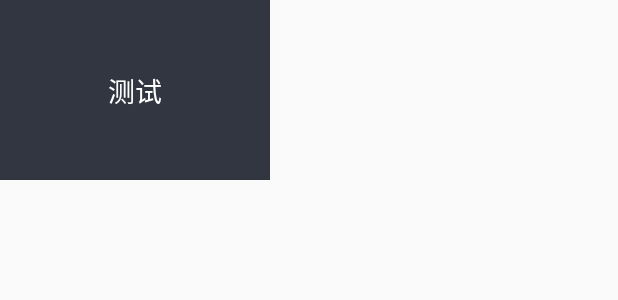
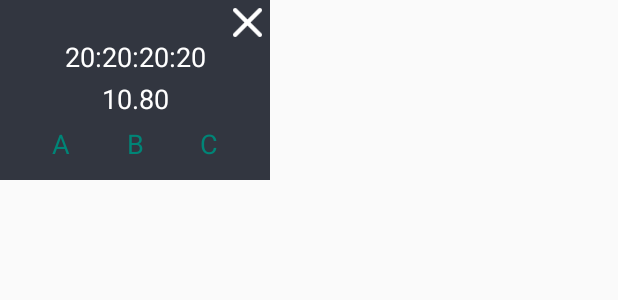
Before and after one commit to GFZkkk/GFZCodeLab, an Android app: the layout layout_count_down.xml on its own in the app's theme, with its tools: preview values and no code run, on a phone screen of 412 x 824 dp. Shown: the top 300 px of the screen. Run offline under Robolectric (Android 15) with nearby library versions, the light colour scheme and no system bars.

Commit message:
修改 完善悬浮窗

```diff
--- a/app/src/main/res/layout/layout_count_down.xml
+++ b/app/src/main/res/layout/layout_count_down.xml
@@ -1,28 +1,89 @@
 <?xml version="1.0" encoding="utf-8"?>
 <androidx.constraintlayout.widget.ConstraintLayout xmlns:android="http://schemas.android.com/apk/res/android"
+    android:id="@+id/cl_body"
     android:layout_width="180dp"
     android:layout_height="120dp"
-    xmlns:app="http://schemas.android.com/apk/res-auto">
-    <View
-        android:id="@+id/v_bg"
-        android:layout_width="match_parent"
-        android:layout_height="match_parent"
-        android:background="@color/col_323640"/>
+    android:background="@color/col_323640"
+    xmlns:app="http://schemas.android.com/apk/res-auto"
+    xmlns:tools="http://schemas.android.com/tools">
     <ImageView
         android:id="@+id/iv_close"
         android:layout_width="30dp"
         android:layout_height="30dp"
+        android:padding="5dp"
+        android:src="@drawable/close_white"
+        android:adjustViewBounds="true"
         app:layout_constraintTop_toTopOf="parent"
         app:layout_constraintRight_toRightOf="parent"/>
     <TextView
         android:id="@+id/tv_time"
         android:layout_width="wrap_content"
         android:layout_height="wrap_content"
-        android:text="测试"
+        tools:text="20:20:20:20"
         android:textColor="@color/white"
         android:textSize="18sp"
+        android:layout_marginTop="25dp"
         app:layout_constraintTop_toTopOf="parent"
-        app:layout_constraintBottom_toBottomOf="parent"
         app:layout_constraintLeft_toLeftOf="parent"
         app:layout_constraintRight_toRightOf="parent"/>
+    <TextView
+        android:id="@+id/tv_sum"
+        android:layout_width="wrap_content"
+        android:layout_height="wrap_content"
+        tools:text="10.80"
+        android:textColor="@color/white"
+        android:textSize="18sp"
+        android:layout_marginTop="3dp"
+        app:layout_constraintTop_toBottomOf="@id/tv_time"
+        app:layout_constraintLeft_toLeftOf="parent"
+        app:layout_constraintRight_toRightOf="parent"/>
+    <TextView
+        android:id="@+id/tv_start"
+        android:layout_width="wrap_content"
+        android:layout_height="wrap_content"
+        android:text="开始"
+        android:padding="3dp"
+        android:textSize="18sp"
+        android:textColor="@color/colorPrimary"
+        android:visibility="gone"
+        app:layout_constraintTop_toBottomOf="@id/tv_time"
+        android:layout_marginTop="30dp"
+        app:layout_constraintLeft_toLeftOf="parent"
+        app:layout_constraintRight_toRightOf="parent"/>
+    <TextView
+        android:id="@+id/tv_both"
+        android:layout_width="wrap_content"
+        android:layout_height="wrap_content"
+        android:text="A"
+        android:padding="3dp"
+        android:textSize="18sp"
+        android:textColor="@color/colorPrimary"
+        app:layout_constraintTop_toBottomOf="@id/tv_time"
+        android:layout_marginTop="30dp"
+        app:layout_constraintLeft_toLeftOf="parent"
+        app:layout_constraintRight_toLeftOf="@id/tv_first"/>
+    <TextView
+        android:id="@+id/tv_first"
+        android:layout_width="wrap_content"
+        android:layout_height="wrap_content"
+        android:text="B"
+        android:padding="3dp"
+        android:textSize="18sp"
+        android:textColor="@color/colorPrimary"
+        app:layout_constraintTop_toBottomOf="@id/tv_time"
+        android:layout_marginTop="30dp"
+        app:layout_constraintLeft_toRightOf="@id/tv_both"
+        app:layout_constraintRight_toLeftOf="@id/tv_second"/>
+    <TextView
+        android:id="@+id/tv_second"
+        android:layout_width="wrap_content"
+        android:layout_height="wrap_content"
+        android:text="C"
+        android:padding="3dp"
+        android:textSize="18sp"
+        android:textColor="@color/colorPrimary"
+        app:layout_constraintTop_toBottomOf="@id/tv_time"
+        android:layout_marginTop="30dp"
+        app:layout_constraintLeft_toRightOf="@id/tv_first"
+        app:layout_constraintRight_toRightOf="parent"/>
 </androidx.constraintlayout.widget.ConstraintLayout>
```
Also changed, not shown: app/src/main/java/com/gfz/mvp/service/DrawOverService.kt (+113 -20 lines), app/src/main/java/com/gfz/mvp/utils/CommUtil.kt (+4 -4 lines), 1 other file.
